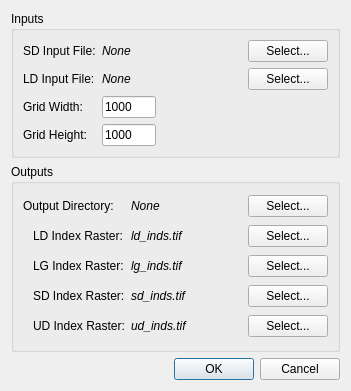
Old version of the form QTForms/RunGridDlg.ui in the repository NETL-RIC/URC-Assessment-Method.
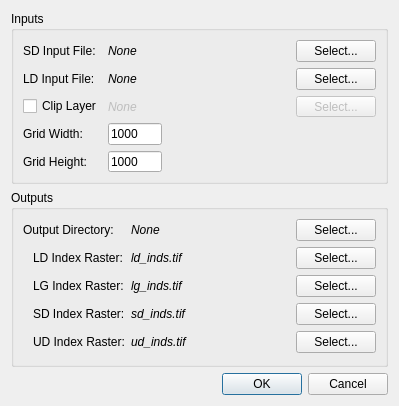
New version of the form. Custom widgets are drawn as their Qt base class.

Commit message: added option to clip grid to specific region.

Diff of the .ui file:
```diff
--- a/QTForms/RunGridDlg.ui
+++ b/QTForms/RunGridDlg.ui
@@ -6,7 +6,7 @@
    <rect>
     <x>0</x>
     <y>0</y>
-    <width>351</width>
+    <width>399</width>
     <height>391</height>
    </rect>
   </property>
@@ -19,39 +19,21 @@
      <property name="title">
       <string>Inputs</string>
      </property>
-     <layout class="QGridLayout" name="gridLayout">
+     <layout class="QGridLayout" name="gridLayout" columnstretch="0,1,0">
       <property name="sizeConstraint">
        <enum>QLayout::SetMaximumSize</enum>
       </property>
-      <item row="0" column="3">
-       <widget class="QPushButton" name="sdInputButton">
+      <item row="2" column="0">
+       <widget class="QCheckBox" name="clipLayerCB">
         <property name="text">
-         <string>Select...</string>
-        </property>
-       </widget>
-      </item>
-      <item row="0" column="1">
-       <widget class="ElideLabel" name="sdInputLbl">
-        <property name="sizePolicy">
-         <sizepolicy hsizetype="Minimum" vsizetype="Preferred">
-          <horstretch>0</horstretch>
-          <verstretch>0</verstretch>
-         </sizepolicy>
-        </property>
-        <property name="font">
-         <font>
-          <italic>true</italic>
-         </font>
-        </property>
-        <property name="text">
-         <string>None</string>
+         <string>Clip Layer</string>
         </property>
        </widget>
       </item>
       <item row="1" column="1">
        <widget class="ElideLabel" name="ldInputLbl">
         <property name="sizePolicy">
-         <sizepolicy hsizetype="Minimum" vsizetype="Preferred">
+         <sizepolicy hsizetype="MinimumExpanding" vsizetype="Preferred">
           <horstretch>0</horstretch>
           <verstretch>0</verstretch>
          </sizepolicy>
@@ -66,7 +48,57 @@
         </property>
        </widget>
       </item>
+      <item row="2" column="2">
+       <widget class="QPushButton" name="clipLayerButton">
+        <property name="enabled">
+         <bool>false</bool>
+        </property>
+        <property name="text">
+         <string>Select...</string>
+        </property>
+       </widget>
+      </item>
+      <item row="4" column="1">
+       <widget class="QLineEdit" name="heightField">
+        <property name="sizePolicy">
+         <sizepolicy hsizetype="Maximum" vsizetype="Fixed">
+          <horstretch>0</horstretch>
+          <verstretch>0</verstretch>
+         </sizepolicy>
+        </property>
+        <property name="maximumSize">
+         <size>
+          <width>54</width>
+          <height>16777215</height>
+         </size>
+        </property>
+        <property name="text">
+         <string>1000</string>
+        </property>
+       </widget>
+      </item>
       <item row="2" column="1">
+       <widget class="ElideLabel" name="clipLayerLbl">
+        <property name="enabled">
+         <bool>false</bool>
+        </property>
+        <property name="sizePolicy">
+         <sizepolicy hsizetype="MinimumExpanding" vsizetype="Preferred">
+          <horstretch>0</horstretch>
+          <verstretch>0</verstretch>
+         </sizepolicy>
+        </property>
+        <property name="font">
+         <font>
+          <italic>true</italic>
+         </font>
+        </property>
+        <property name="text">
+         <string>None</string>
+        </property>
+       </widget>
+      </item>
+      <item row="3" column="1">
        <widget class="QLineEdit" name="widthField">
         <property name="sizePolicy">
          <sizepolicy hsizetype="Maximum" vsizetype="Fixed">
@@ -86,6 +118,44 @@
        </widget>
       </item>
       <item row="3" column="0">
+       <widget class="QLabel" name="label">
+        <property name="sizePolicy">
+         <sizepolicy hsizetype="Maximum" vsizetype="Preferred">
+          <horstretch>0</horstretch>
+          <verstretch>0</verstretch>
+         </sizepolicy>
+        </property>
+        <property name="text">
+         <string>Grid Width:</string>
+        </property>
+       </widget>
+      </item>
+      <item row="0" column="2">
+       <widget class="QPushButton" name="sdInputButton">
+        <property name="text">
+         <string>Select...</string>
+        </property>
+       </widget>
+      </item>
+      <item row="0" column="1">
+       <widget class="ElideLabel" name="sdInputLbl">
+        <property name="sizePolicy">
+         <sizepolicy hsizetype="MinimumExpanding" vsizetype="Preferred">
+          <horstretch>0</horstretch>
+          <verstretch>0</verstretch>
+         </sizepolicy>
+        </property>
+        <property name="font">
+         <font>
+          <italic>true</italic>
+         </font>
+        </property>
+        <property name="text">
+         <string>None</string>
+        </property>
+       </widget>
+      </item>
+      <item row="4" column="0">
        <widget class="QLabel" name="label_2">
         <property name="text">
          <string>Grid Height:</string>
@@ -105,25 +175,6 @@
         </property>
        </widget>
       </item>
-      <item row="3" column="1">
-       <widget class="QLineEdit" name="heightField">
-        <property name="sizePolicy">
-         <sizepolicy hsizetype="Maximum" vsizetype="Fixed">
-          <horstretch>0</horstretch>
-          <verstretch>0</verstretch>
-         </sizepolicy>
-        </property>
-        <property name="maximumSize">
-         <size>
-          <width>54</width>
-          <height>16777215</height>
-         </size>
-        </property>
-        <property name="text">
-         <string>1000</string>
-        </property>
-       </widget>
-      </item>
       <item row="1" column="0">
        <widget class="QLabel" name="label_6">
         <property name="sizePolicy">
@@ -138,32 +189,6 @@
        </widget>
       </item>
       <item row="1" column="2">
-       <spacer name="horizontalSpacer">
-        <property name="orientation">
-         <enum>Qt::Horizontal</enum>
-        </property>
-        <property name="sizeHint" stdset="0">
-         <size>
-          <width>40</width>
-          <height>20</height>
-         </size>
-        </property>
-       </spacer>
-      </item>
-      <item row="2" column="0">
-       <widget class="QLabel" name="label">
-        <property name="sizePolicy">
-         <sizepolicy hsizetype="Maximum" vsizetype="Preferred">
-          <horstretch>0</horstretch>
-          <verstretch>0</verstretch>
-         </sizepolicy>
-        </property>
-        <property name="text">
-         <string>Grid Width:</string>
-        </property>
-       </widget>
-      </item>
-      <item row="1" column="3">
        <widget class="QPushButton" name="ldInputButton">
         <property name="text">
          <string>Select...</string>
```
The commit also changes 7 other files.
